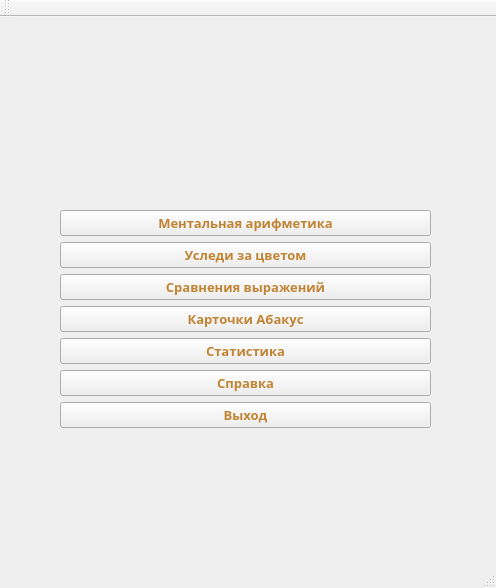
First picture: the form in mainwindow.ui, repository moevm/gui-1h2017-12, before the edit.
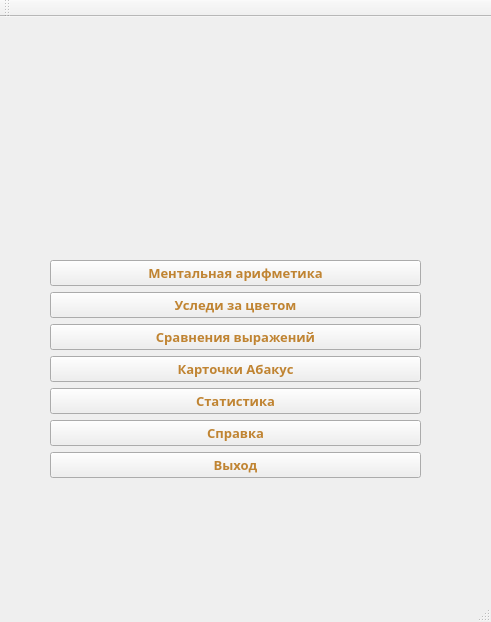
Second picture: the form after the edit. Icons and pictures are not drawn.

What changed in the file:
```diff
--- a/mainwindow.ui
+++ b/mainwindow.ui
@@ -6,8 +6,8 @@
    <rect>
     <x>0</x>
     <y>0</y>
-    <width>496</width>
-    <height>588</height>
+    <width>491</width>
+    <height>622</height>
    </rect>
   </property>
   <property name="palette">
@@ -65,10 +65,10 @@
    <widget class="QWidget" name="verticalLayoutWidget">
     <property name="geometry">
      <rect>
-      <x>10</x>
+      <x>0</x>
       <y>10</y>
       <width>471</width>
-      <height>496</height>
+      <height>571</height>
      </rect>
     </property>
     <layout class="QVBoxLayout" name="verticalLayout">
```
Left out of the diff: 21 changed lines with no effect on the pictures.
